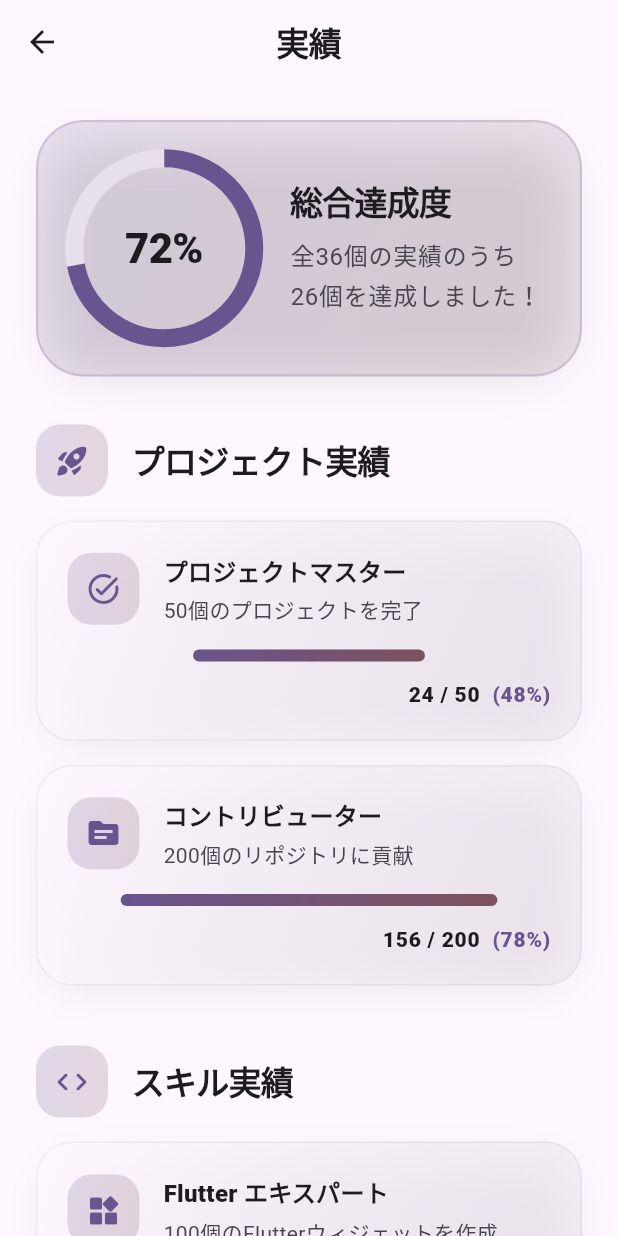
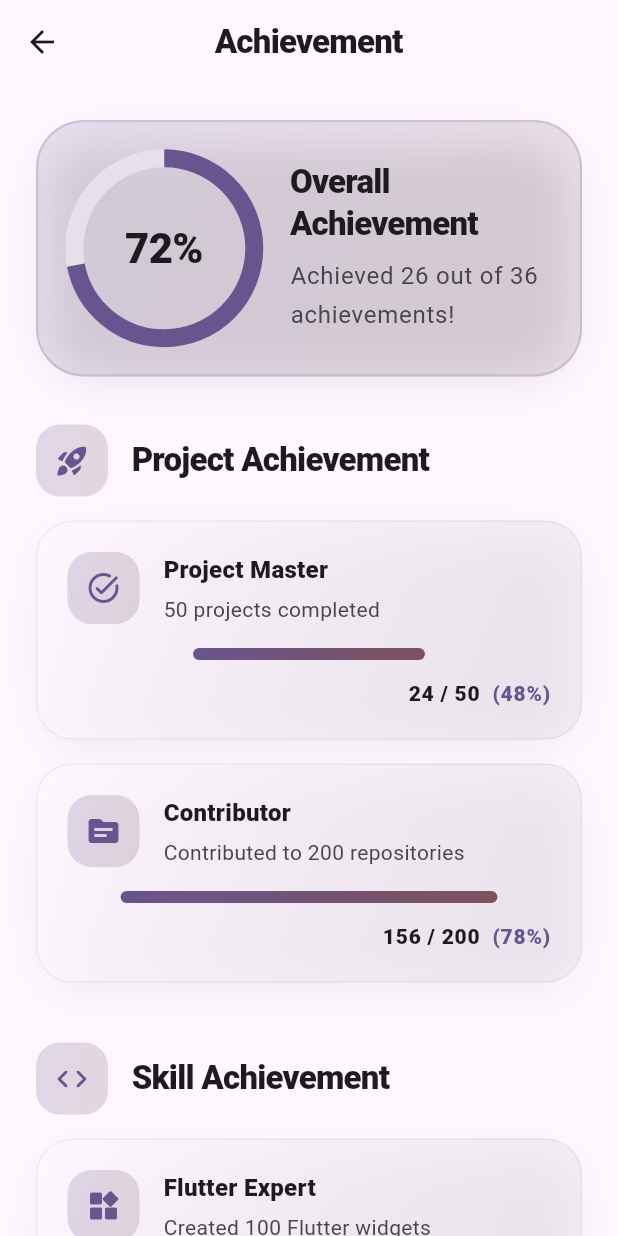
Before and after one commit to Koichi5/cursor_agent_sample, a Flutter app: the AchievementPage screen opened directly, on a phone screen of 412 x 824 dp. Run offline on Flutter 3.47's test engine with Material 3 defaults, Android fonts, the phone set to English and light mode, and no system bars.

Commit message:
feat: Translate achievement page to English

```diff
--- a/lib/views/achievement_page/achievement_page.dart
+++ b/lib/views/achievement_page/achievement_page.dart
@@ -9,7 +9,7 @@ class AchievementPage extends StatelessWidget {
     return Scaffold(
       appBar: AppBar(
         title: Text(
-          '実績',
+          'Achievement',
           style: theme.textTheme.titleLarge?.copyWith(
             fontWeight: FontWeight.w900,
             letterSpacing: -0.5,
@@ -32,20 +32,20 @@ class AchievementPage extends StatelessWidget {
                   const SizedBox(height: 32),
                   _buildCategorySection(
                     context,
-                    title: 'プロジェクト実績',
+                    title: 'Project Achievement',
                     icon: Icons.rocket_launch_rounded,
                     achievements: [
                       _Achievement(
-                        title: 'プロジェクトマスター',
-                        description: '50個のプロジェクトを完了',
+                        title: 'Project Master',
+                        description: '50 projects completed',
                         progress: 0.48,
                         currentValue: '24',
                         targetValue: '50',
                         icon: Icons.task_alt_rounded,
                       ),
                       _Achievement(
-                        title: 'コントリビューター',
-                        description: '200個のリポジトリに貢献',
+                        title: 'Contributor',
+                        description: 'Contributed to 200 repositories',
                         progress: 0.78,
                         currentValue: '156',
                         targetValue: '200',
@@ -56,20 +56,20 @@ class AchievementPage extends StatelessWidget {
                   const SizedBox(height: 24),
                   _buildCategorySection(
                     context,
-                    title: 'スキル実績',
+                    title: 'Skill Achievement',
                     icon: Icons.code_rounded,
                     achievements: [
                       _Achievement(
-                        title: 'Flutter エキスパート',
-                        description: '100個のFlutterウィジェットを作成',
+                        title: 'Flutter Expert',
+                        description: 'Created 100 Flutter widgets',
                         progress: 0.85,
                         currentValue: '85',
                         targetValue: '100',
                         icon: Icons.widgets_rounded,
                       ),
                       _Achievement(
-                        title: 'UI マスター',
-                        description: '50個のカスタムアニメーションを実装',
+                        title: 'UI Master',
+                        description: 'Implemented 50 custom animations',
                         progress: 0.64,
                         currentValue: '32',
                         targetValue: '50',
@@ -152,7 +152,7 @@ class AchievementPage extends StatelessWidget {
               crossAxisAlignment: CrossAxisAlignment.start,
               children: [
                 Text(
-                  '総合達成度',
+                  'Overall Achievement',
                   style: theme.textTheme.titleLarge?.copyWith(
                     fontWeight: FontWeight.w900,
                     letterSpacing: -0.5,
@@ -160,7 +160,7 @@ class AchievementPage extends StatelessWidget {
                 ),
                 const SizedBox(height: 8),
                 Text(
-                  '全36個の実績のうち26個を達成しました！',
+                  'Achieved 26 out of 36 achievements!',
                   style: theme.textTheme.bodyLarge?.copyWith(
                     color: theme.colorScheme.onSurfaceVariant,
                     height: 1.6,
```
